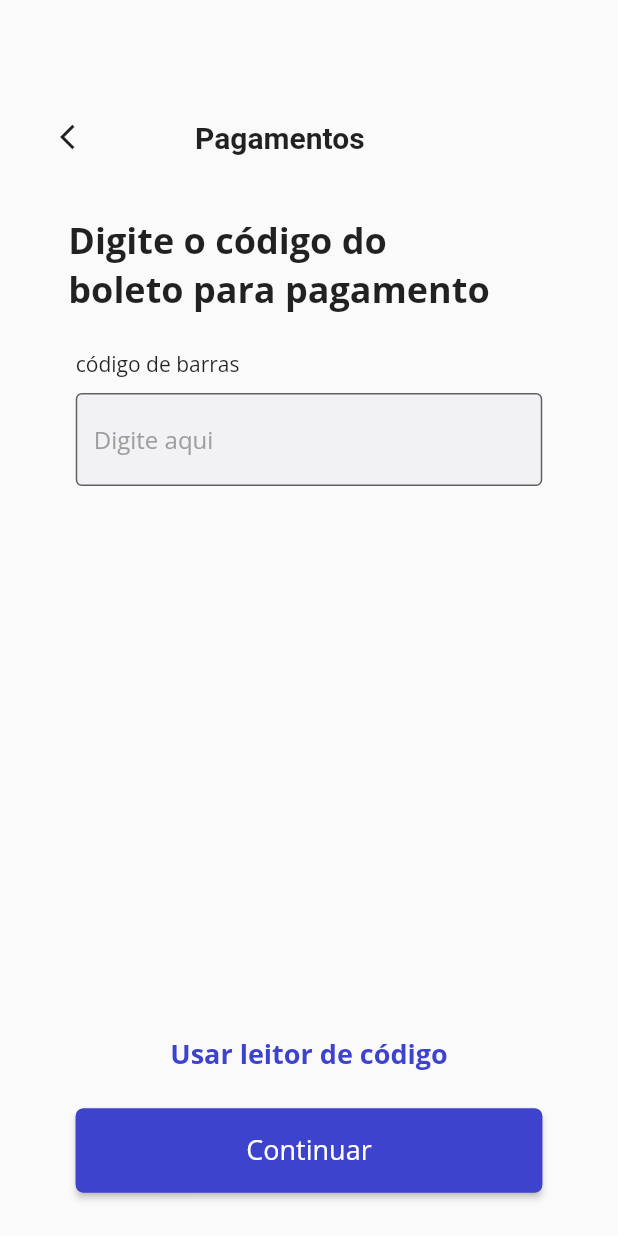
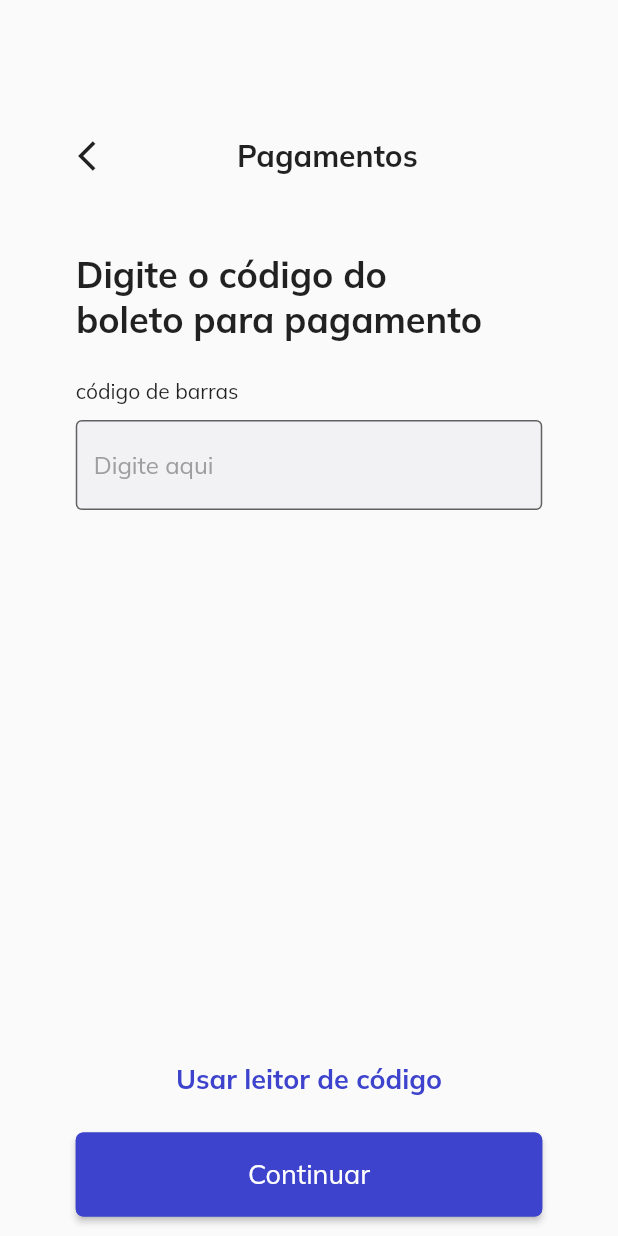
Before and after one commit to HugoPinheiroRaimundo/toodoo_bank, a Flutter app: the screen it shows after launch, on a phone screen of 412 x 824 dp. Run offline on Flutter 3.47's test engine with Material 2 defaults, Android fonts, the phone set to English and light mode, and no system bars; our stand-ins replace google_fonts.

Commit message:
add page ticket and custom textfield

```diff
--- a/lib/components/custom_textfield.dart
+++ b/lib/components/custom_textfield.dart
@@ -1,5 +1,4 @@
 import 'package:flutter/material.dart';
-
 import '../utils/default.dart';
 
 class CustomTextField extends StatelessWidget {
@@ -22,9 +21,7 @@ class CustomTextField extends StatelessWidget {
       children: [
         Text(
           label,
-          style: const TextStyle(fontWeight: FontWeight.normal, fontSize: 14
-              //passar fonte do projeto aqui o estilo no caso
-              ),
+          style: const TextStyle(fontWeight: FontWeight.normal, fontSize: 14),
         ),
         const SizedBox(height: 10),
         SizedBox(
--- a/lib/main.dart
+++ b/lib/main.dart
@@ -1,5 +1,6 @@
 import 'package:flutter/material.dart';
 import 'package:google_fonts/google_fonts.dart';
+import 'package:toodoo_bank/pages/ticket_Confirm_page.dart';
 import 'package:toodoo_bank/pages/ticket_page.dart';
 
 void main() {
@@ -12,10 +13,12 @@ class MyApp extends StatelessWidget {
   @override
   Widget build(BuildContext context) {
     return MaterialApp(
-      theme: ThemeData(fontFamily: GoogleFonts.openSans().fontFamily),
-      initialRoute: '/barCode',
+      // Adiciona font em todo o app
+      theme: ThemeData(fontFamily: GoogleFonts.mulish().fontFamily),
+      initialRoute: '/ticketpage',
       routes: {
-        '/barCode': (_) => const TicketPage(),
+        '/ticketpage': (_) => const TicketPage(),
+        '/ticketconfirmpage': (_) => const TicketConfirm(),
       },
     );
   }
--- a/lib/pages/ticket_page.dart
+++ b/lib/pages/ticket_page.dart
@@ -1,6 +1,4 @@
 import 'package:flutter/material.dart';
-import 'package:toodoo_bank/utils/default.dart';
-
 import '../components/custom_button.dart';
 import '../components/custom_textfield.dart';
 
@@ -21,10 +19,10 @@ class _TicketPage extends State<TicketPage> {
           Padding(
               padding: const EdgeInsets.only(top: 80, left: 40),
               child: Row(
-                children: const [
-                  Icon(
-                    Icons.arrow_back_ios,
-                    size: 20,
+                children: [
+                  IconButton(
+                    icon: const Icon(Icons.arrow_back_ios),
+                    onPressed: () {},
                   ),
                   SizedBox(
                     width: 70,
@@ -58,7 +56,7 @@ class _TicketPage extends State<TicketPage> {
             label: "código de barras",
             hintText: "Digite aqui",
           ),
-          SizedBox(
+          const SizedBox(
             height: 352,
           ),
           const Text(
@@ -68,12 +66,12 @@ class _TicketPage extends State<TicketPage> {
                 color: Color(0xFF3D43CC),
                 fontWeight: FontWeight.bold),
           ),
-          SizedBox(
+          const SizedBox(
             height: 24,
           ),
           const CustomElevatedButton(
             label: "Continuar",
-            page: "",
+            page: "/ticketconfirmpage",
           )
         ],
       ),
--- a/lib/utils/default.dart
+++ b/lib/utils/default.dart
@@ -2,6 +2,20 @@ import 'package:flutter/material.dart';
 
 class DefaultConfig {
   //Colors
-  static Color defaultTextFieldColor = const Color(0xffF2F2F5);
+  static Color defaultTextFieldColor = const Color(0xFFF2F2F5);
   static Color defaultThemeColor = const Color(0xFF3D43CC);
+  static Color defaultColorText = const Color(0xFF86848E);
+
+  //TextStyle
+  TextStyle defaultTextStyle(
+      bool isBold, bool isGray, String? font, double size) {
+    return TextStyle(
+      fontFamily: font,
+      fontWeight: isBold ? FontWeight.bold : FontWeight.normal,
+      color: isGray ? defaultColorText : Colors.black,
+      fontSize: size,
+    );
+  }
 }
+
+// querendo ter texto com a cor padrão ou preto automaticamente na hora de construir a tela
```
Also changed, not shown: lib/components/custom_text.dart (added, +28 -0 lines), lib/pages/ticket_Confirm_page.dart (+61 -3 lines).
